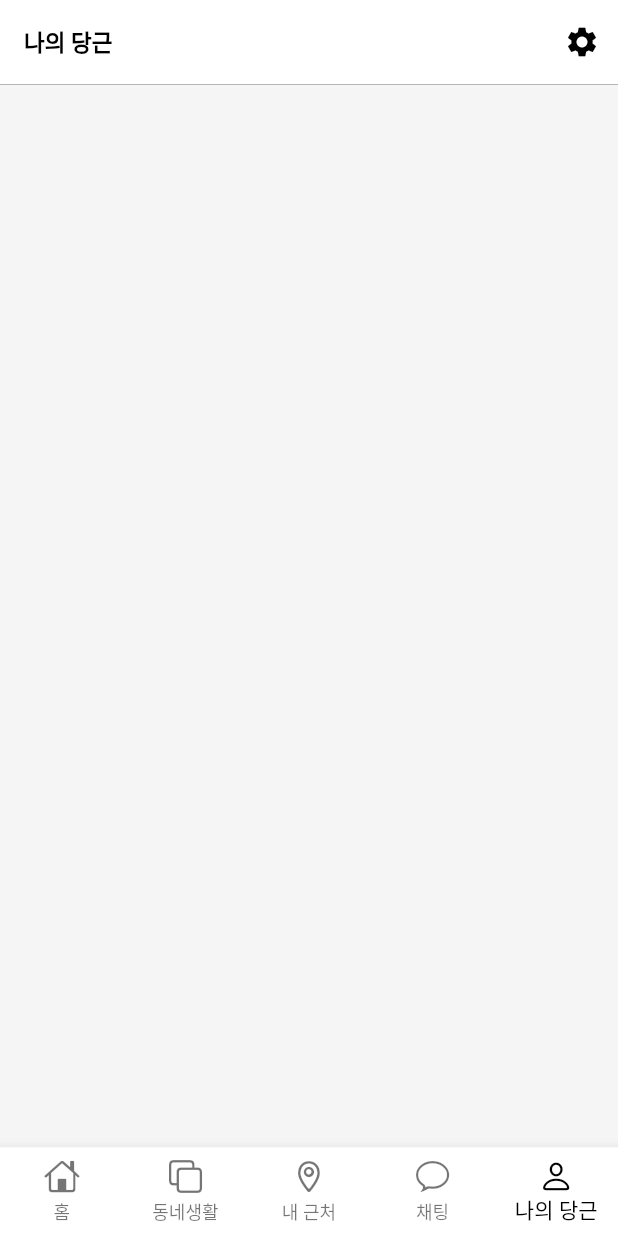
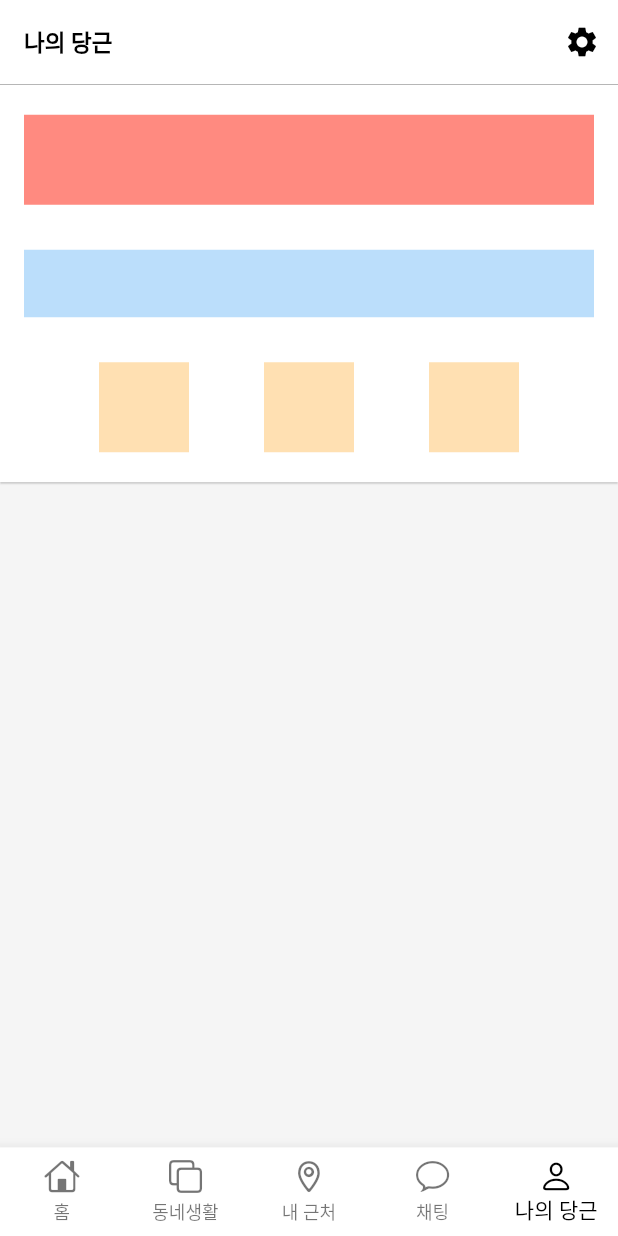
Before and after one commit to kihyeonkwon/carrot_flutter, a Flutter app: the screen it shows after launch, item 5 of the bottom bar chosen, on a phone screen of 412 x 824 dp. Run offline on Flutter 3.47's test engine with Material 2 defaults, Android fonts, the phone set to English and light mode, and no system bars; our stand-ins replace font_awesome_flutter, google_fonts; network calls fail.

Commit message:
JKH-111 나의화면만들기 #comment 프로필 카드 구조 생성

```diff
--- a/lib/screens/my_carrot/components/my_carrot_header.dart
+++ b/lib/screens/my_carrot/components/my_carrot_header.dart
@@ -0,0 +1,44 @@
+import 'package:flutter/material.dart';
+import 'package:font_awesome_flutter/font_awesome_flutter.dart';
+
+class MyCarrotHeader extends StatelessWidget {
+  const MyCarrotHeader({Key? key}) : super(key: key);
+
+  @override
+  Widget build(BuildContext context) {
+    return Card(
+      elevation: 0.5,
+      margin: EdgeInsets.zero,
+      shape: RoundedRectangleBorder(borderRadius: BorderRadius.circular(0)),
+      child: Padding(
+        padding: const EdgeInsets.symmetric(vertical: 20, horizontal: 16),
+        child: Column(children: [
+          _buildProfileRow(),
+          const SizedBox(height: 30),
+          _buildProfileButton(),
+          const SizedBox(height: 30),
+          Row(
+            mainAxisAlignment: MainAxisAlignment.spaceEvenly,
+            children: [
+              _buildRoundTextButton('판매내역', FontAwesomeIcons.receipt),
+              _buildRoundTextButton('구매내역', FontAwesomeIcons.shoppingBag),
+              _buildRoundTextButton('관심목록', FontAwesomeIcons.heart),
+            ],
+          )
+        ]),
+      ),
+    );
+  }
+}
+
+Widget _buildProfileRow() {
+  return Container(color: Colors.redAccent[100], height: 60);
+}
+
+Widget _buildProfileButton() {
+  return Container(color: Colors.blue[100], height: 45);
+}
+
+Widget _buildRoundTextButton(String title, IconData iconData) {
+  return Container(color: Colors.orange[100], height: 60, width: 60);
+}
--- a/lib/screens/my_carrot/my_carrot_screen.dart
+++ b/lib/screens/my_carrot/my_carrot_screen.dart
@@ -1,3 +1,4 @@
+import 'package:carrot/screens/my_carrot/components/my_carrot_header.dart';
 import 'package:flutter/material.dart';
 
 class MyCarrotScreen extends StatelessWidget {
@@ -18,7 +19,7 @@ class MyCarrotScreen extends StatelessWidget {
       ),
       body: ListView(
         children: [
-          //MyCarrotHeader(),
+          MyCarrotHeader(),
           const SizedBox(height: 8),
           //CardIconMenu(iconMenuList:iconMenu1),
           const SizedBox(height: 8.0),
```
